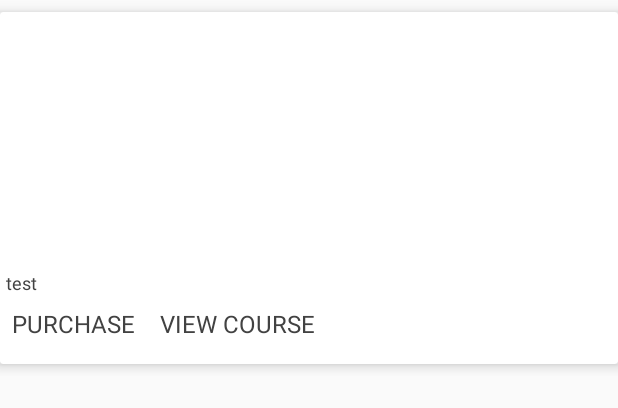
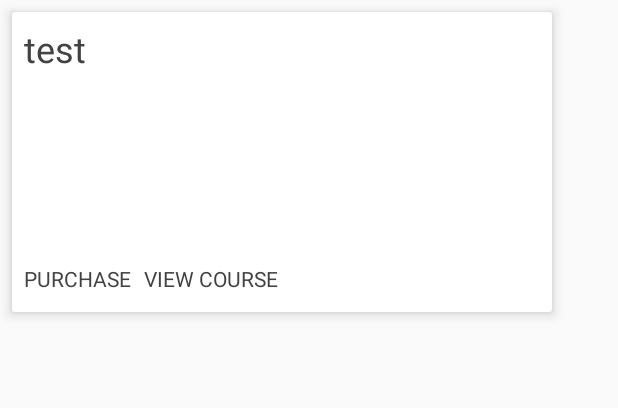
Before and after one commit to pytyush/CardsFromServer2, an Android app: the layout card.xml on its own in the app's theme, with its tools: preview values and no code run, on a phone screen of 412 x 824 dp. Shown: the top 408 px of the screen. Run offline under Robolectric (Android 15) with nearby library versions, the phone set to English and light mode, and no system bars.

Commit message:
Cards Redesigned

```diff
--- a/app/src/main/res/layout/card.xml
+++ b/app/src/main/res/layout/card.xml
@@ -5,10 +5,9 @@
     android:layout_width="match_parent"
     android:layout_height="wrap_content">
     <android.support.v7.widget.CardView
-        android:layout_width="wrap_content"
-        android:layout_height="wrap_content"
-        android:layout_marginTop="8dp"
-        android:layout_marginBottom="8dp"
+        android:layout_width="360dp"
+        android:layout_height="200dp"
+        android:layout_margin="8dp"
         card_view:cardElevation="5dp">
 
         <RelativeLayout
@@ -17,23 +16,24 @@
             android:layout_marginBottom="8dp">
 
             <ImageView
-                android:layout_width="match_parent"
+                android:id="@+id/image"
+                android:layout_width="176dp"
                 android:layout_height="160dp"
-                android:id="@+id/image"
+                android:layout_alignParentTop="true"
+                android:padding="8dp"
+                android:layout_toEndOf="@+id/textView2"
                 android:clickable="true"
-                android:scaleType="centerCrop"
-                android:layout_marginBottom="8dp"/>
+                android:scaleType="centerCrop" />
+
             <TextView
-                android:layout_width="match_parent"
-                android:layout_height="wrap_content"
+                android:layout_width="fill_parent"
+                android:layout_height="140dp"
                 android:id="@+id/description"
-                android:layout_below="@id/image"
-                android:paddingLeft="4dp"
-                android:paddingRight="4dp"
-                android:paddingTop="4dp"
+                android:layout_toLeftOf="@id/image"
+                android:layout_margin="8dp"
                 android:textColor="@color/cardview_dark_background"
                 android:text="test"
-                android:textSize="12sp"
+                android:textSize="24sp"
                 android:textStyle="normal"
                 android:typeface="sans"
                 />
@@ -41,20 +41,24 @@
                 android:layout_width="wrap_content"
                 android:layout_height="wrap_content"
                 android:id="@+id/purchaseText"
-                android:layout_below="@+id/description"
+                android:layout_below="@+id/image"
                 android:layout_margin="8dp"
+                android:layout_marginTop="16dp"
                 android:text="PURCHASE"
-                android:textSize="16sp"
+                android:textSize="14sp"
                 android:textColor="@color/cardview_dark_background" />
+
             <TextView
+                android:id="@+id/textView2"
                 android:layout_width="wrap_content"
                 android:layout_height="wrap_content"
-                android:layout_toRightOf="@+id/purchaseText"
-                android:layout_below="@+id/description"
-                android:layout_margin="8dp"
+                android:layout_alignBaseline="@+id/purchaseText"
+                android:layout_alignBottom="@+id/purchaseText"
+                android:layout_marginTop="16dp"
+                android:layout_toEndOf="@+id/purchaseText"
                 android:text="VIEW COURSE"
-                android:textSize="16sp"
-                android:textColor="@color/cardview_dark_background" />
+                android:textColor="@color/cardview_dark_background"
+                android:textSize="14sp" />
 
 
         </RelativeLayout>
```
